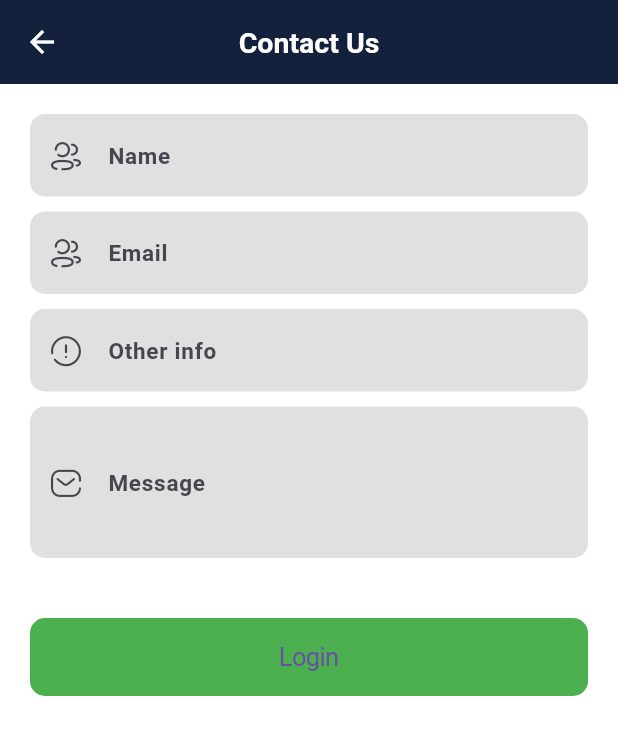
After one commit to AhmadAbbas8/freelance-project, a Flutter app: the ContactUsScreen screen opened directly, on a phone screen of 412 x 824 dp. The commit adds this screen. Shown: the top 735 px of the screen. Run offline on Flutter 3.47's test engine with Material 3 defaults, Android fonts, the phone set to English and light mode, and no system bars; our stand-ins replace animate_do, animated_text_kit, bloc, dartz, dio, equatable and 11 more; accounts and stored records are empty.

Commit message:
contact us

```diff
--- a/lib/core/widgets/custom_app_drawer.dart
+++ b/lib/core/widgets/custom_app_drawer.dart
@@ -2,6 +2,7 @@ import 'package:flutter/material.dart';
 import 'package:grad_project/core/helpers/extensions/navigation_extensions.dart';
 import 'package:grad_project/modules/auth/data/auth_remote_data_source.dart';
 import 'package:grad_project/modules/auth/screens/login_screen.dart';
+import 'package:grad_project/modules/contact_us/contact_us_screen.dart';
 import 'package:grad_project/modules/home_customer/data/model/profile_details.dart';
 import 'package:grad_project/modules/profile/screen/profile_screen.dart';
 
@@ -69,10 +70,10 @@ class CustomAppDrawer extends StatelessWidget {
             title: 'Privacy policy',
             icon: IconBroken.Lock,
           ),
-          const CustomDrawerListTile(
+          CustomDrawerListTile(
             title: 'Contact us',
             icon: IconBroken.Calling,
-            // onTap: () async => await context.pushNamed(ContactUsPage.routeName),
+            onTap: () async => await context.push(const ContactUsScreen()),
           ),
           const Spacer(),
           CustomDrawerListTile(
--- /dev/null
+++ b/lib/modules/contact_us/contact_us_screen.dart
@@ -0,0 +1,106 @@
+import 'package:flutter/cupertino.dart';
+import 'package:flutter/material.dart';
+import 'package:flutter_bloc/flutter_bloc.dart';
+import 'package:grad_project/core/helpers/custom_progress_indicator.dart';
+import 'package:grad_project/core/helpers/snackbars/snackbars.dart';
+import 'package:grad_project/core/service_locator/service_locator.dart';
+import 'package:grad_project/core/utils/icon_broken.dart';
+import 'package:grad_project/modules/auth/validator.dart';
+import 'package:grad_project/modules/auth/widgets/custom_text_form_field_login.dart';
+import 'package:grad_project/modules/contact_us/cubit/contact_us_cubit.dart';
+
+class ContactUsScreen extends StatelessWidget {
+  const ContactUsScreen({super.key});
+
+  @override
+  Widget build(BuildContext context) {
+    return BlocProvider(
+      create: (context) => ContactUsCubit(api: ServiceLocator.instance()),
+      child: BlocConsumer<ContactUsCubit, ContactUsState>(
+        listener: (context, state) {
+          if (state is SaveContactUsLoading) {
+            showCustomProgressIndicator(context);
+          }
+          if (state is SaveContactUsError) {
+            Navigator.pop(context);
+            ServiceLocator.instance<SnackBars>()
+                .error(context: context, message: state.msg);
+          }
+          if (state is SaveContactUsSuccess) {
+            Navigator.pop(context);
+            Navigator.pop(context);
+            // Navigator.pop(context);
+            ServiceLocator.instance<SnackBars>()
+                .success(context: context, message: state.msg);
+          }
+        },
+        builder: (context, state) {
+          var cubit = context.read<ContactUsCubit>();
+          return Scaffold(
+            appBar: AppBar(
+              title: const Text(
+                'Contact Us',
+              ),
+            ),
+            body: Form(
+              key: cubit.formKey,
+              child: Padding(
+                padding: const EdgeInsets.all(20.0),
+                child: CustomScrollView(
+                  slivers: [
+                    SliverList.list(
+                      children: [
+                        CustomTextFormFieldLogin(
+                          hintText: 'Name',
+                          controller: cubit.nameController,
+                          prefixIcon: IconBroken.User,
+                          validator: AppValidator.generalValidator,
+                        ),
+                        SizedBox(height: 10),
+                        CustomTextFormFieldLogin(
+                          hintText: 'Email',
+                          controller: cubit.emailController,
+                          prefixIcon: IconBroken.User,
+                          validator: AppValidator.emailValidator,
+                        ),
+                        SizedBox(height: 10),
+                        CustomTextFormFieldLogin(
+                          hintText: 'Other info',
+                          controller: cubit.additionalInfoController,
+                          prefixIcon: IconBroken.Info_Circle,
+                          validator: AppValidator.generalValidator,
+                        ),
+                        SizedBox(height: 10),
+                        CustomTextFormFieldLogin(
+                          hintText: 'Message',
+                          maxLines: 3,
+                          controller: cubit.memoController,
+                          prefixIcon: IconBroken.Message,
+                          validator: AppValidator.generalValidator,
+                        ),
+                      ],
+                    ),
+                    SliverPadding(
+                      padding: EdgeInsets.symmetric(vertical: 20),
+                    ),
+                    SliverToBoxAdapter(
+                      child: CupertinoButton(
+                        onPressed: () async =>
+                            cubit.formKey.currentState!.validate()
+                                ? await cubit.saveContactUs()
+                                : null,
+                        child: Text('Login'),
+                        color: Colors.green,
+                        borderRadius: BorderRadius.circular(10),
+                      ),
+                    ),
+                  ],
+                ),
+              ),
+            ),
+          );
+        },
+      ),
+    );
+  }
+}
--- /dev/null
+++ b/lib/modules/contact_us/cubit/contact_us_cubit.dart
@@ -0,0 +1,40 @@
+import 'package:flutter_bloc/flutter_bloc.dart';
+import 'package:flutter/cupertino.dart';
+import 'package:grad_project/core/network/api/api_consumer.dart';
+
+part 'contact_us_state.dart';
+
+class ContactUsCubit extends Cubit<ContactUsState> {
+  ContactUsCubit({
+    required this.api,
+  }) : super(ContactUsInitial());
+  final ApiConsumer api;
+  final formKey= GlobalKey<FormState>();
+  final nameController = TextEditingController();
+  final emailController = TextEditingController();
+  final memoController = TextEditingController();
+  final additionalInfoController = TextEditingController();
+
+  saveContactUs() async {
+    emit(SaveContactUsLoading());
+    api
+        .post('api/ContactUs', data: {
+          "name": nameController.text,
+          "email": emailController.text,
+          "memo": memoController.text,
+          "additionalInfo": additionalInfoController.text
+        })
+        .then((value) => emit(SaveContactUsSuccess(msg: 'Send Successfully')))
+        .catchError((onError) =>
+            emit(SaveContactUsError(msg: 'Error While Sending feedback')));
+  }
+
+  @override
+  Future<void> close() {
+    nameController.dispose();
+    emailController.dispose();
+    memoController.dispose();
+    additionalInfoController.dispose();
+    return super.close();
+  }
+}
--- /dev/null
+++ b/lib/modules/contact_us/cubit/contact_us_state.dart
@@ -0,0 +1,17 @@
+part of 'contact_us_cubit.dart';
+
+@immutable
+sealed class ContactUsState {}
+
+final class ContactUsInitial extends ContactUsState {}
+final class SaveContactUsLoading extends ContactUsState {}
+final class SaveContactUsError extends ContactUsState {
+  final String msg;
+
+  SaveContactUsError({required this.msg});
+}
+final class SaveContactUsSuccess extends ContactUsState {
+  final String msg;
+
+  SaveContactUsSuccess({required this.msg});
+}
```
Also changed, not shown: lib/modules/home_customer/data/model/project_model.dart (+9 -1 lines), lib/modules/home_customer/widgets/offer_item_widget.dart (+15 -7 lines).
